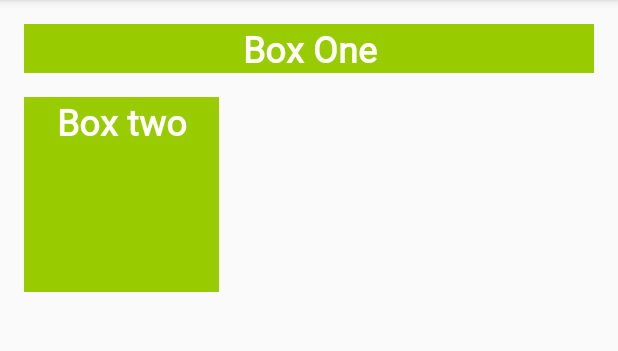
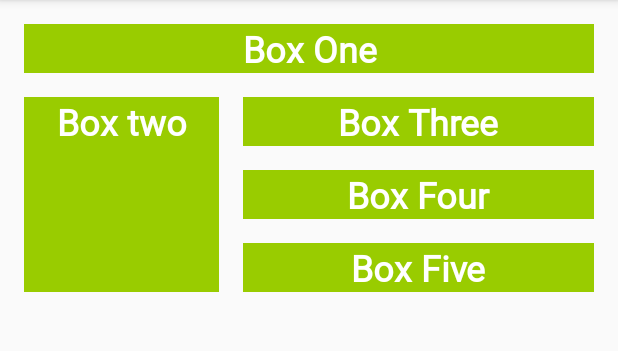
Before and after one commit to sr4p/ColorView, an Android app: the screen it shows after launch (MainActivity), on a phone screen of 412 x 824 dp, the part 84-435 px from its top. Run offline under Robolectric (Android 15) with nearby library versions, the phone set to English and light mode, and no system bars.

Commit message:
2.3 box 3-5

```diff
--- a/app/src/main/res/layout/activity_main.xml
+++ b/app/src/main/res/layout/activity_main.xml
@@ -24,5 +24,33 @@
             android:id="@+id/box_two_text" android:layout_marginTop="16dp"
             app:layout_constraintTop_toBottomOf="@+id/textView3" app:layout_constraintStart_toStartOf="parent"
             android:layout_marginStart="16dp" style="@style/whiteBox"/>
+    <TextView
+            android:text="@string/box_three"
+            android:layout_width="0dp"
+            android:layout_height="wrap_content"
+            android:id="@+id/box_three_text" style="@style/whiteBox"
+            app:layout_constraintBottom_toTopOf="@+id/box_four_text"
+            app:layout_constraintTop_toTopOf="@+id/box_two_text" app:layout_constraintStart_toEndOf="@+id/box_two_text"
+            android:layout_marginStart="@dimen/margin_wide" app:layout_constraintEnd_toEndOf="parent"
+            android:layout_marginEnd="@dimen/margin_wide"/>
+    <TextView
+            android:text="@string/box_four"
+            android:layout_width="0dp"
+            android:layout_height="wrap_content"
+            android:id="@+id/box_four_text" style="@style/whiteBox"
+            app:layout_constraintTop_toBottomOf="@+id/box_three_text"
+            app:layout_constraintBottom_toTopOf="@+id/box_five_text"
+            app:layout_constraintStart_toEndOf="@+id/box_two_text" android:layout_marginStart="@dimen/margin_wide"
+            app:layout_constraintEnd_toEndOf="parent" android:layout_marginEnd="16dp"
+            android:layout_marginTop="@dimen/margin_wide" android:layout_marginBottom="@dimen/margin_wide"/>
+    <TextView
+            android:text="@string/box_five"
+            android:layout_width="0dp"
+            android:layout_height="wrap_content"
+            android:id="@+id/box_five_text" style="@style/whiteBox"
+            app:layout_constraintBottom_toBottomOf="@+id/box_two_text"
+            app:layout_constraintTop_toBottomOf="@+id/box_four_text"
+            app:layout_constraintStart_toEndOf="@+id/box_two_text" android:layout_marginStart="@dimen/margin_wide"
+            app:layout_constraintEnd_toEndOf="parent" android:layout_marginEnd="@dimen/margin_wide"/>
 
 </androidx.constraintlayout.widget.ConstraintLayout>
--- a/app/src/main/res/values/strings.xml
+++ b/app/src/main/res/values/strings.xml
@@ -2,4 +2,7 @@
     <string name="app_name">colormyview</string>
     <string name="box_one">Box One</string>
     <string name="box_two">Box two</string>
+    <string name="box_three">Box Three</string>
+    <string name="box_four">Box Four</string>
+    <string name="box_five">Box Five</string>
 </resources>
```
